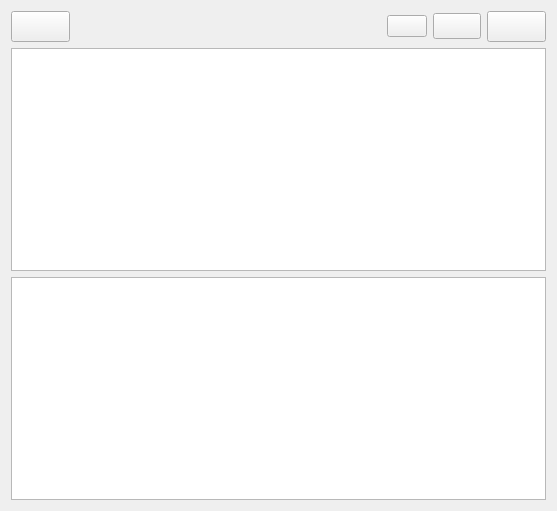
The window that Notessa/note_list_gadget/ui/note_list_gadget.ui (Eixini/Notessa) describes before a commit, drawn with Qt 5.
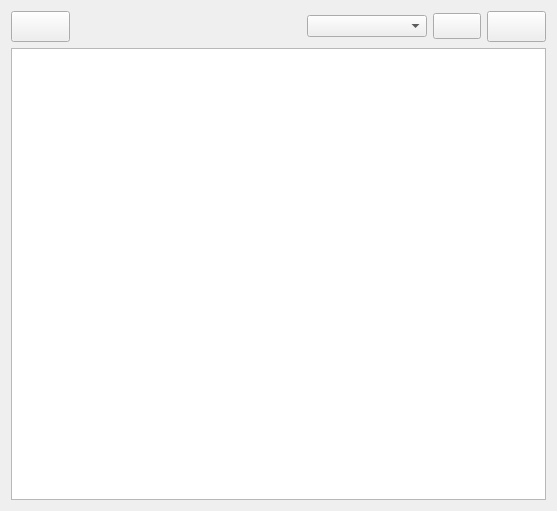
The same window after the commit. Icons and pictures are not drawn.

Diff of the .ui file:
```diff
--- a/Notessa/note_list_gadget/ui/note_list_gadget.ui
+++ b/Notessa/note_list_gadget/ui/note_list_gadget.ui
@@ -60,24 +60,9 @@
       </spacer>
      </item>
      <item>
-      <widget class="QPushButton" name="view_mode_button">
-       <property name="font">
-        <font>
-         <family>Ubuntu</family>
-        </font>
-       </property>
-       <property name="text">
-        <string/>
-       </property>
-       <property name="icon">
-        <iconset resource="../../resources/icons/button/button_icons.qrc">
-         <normaloff>:/button/table_view.png</normaloff>:/button/table_view.png</iconset>
-       </property>
-       <property name="iconSize">
-        <size>
-         <width>25</width>
-         <height>25</height>
-        </size>
+      <widget class="QComboBox" name="filter_combobox">
+       <property name="placeholderText">
+        <string>Show note types</string>
        </property>
       </widget>
      </item>
@@ -131,9 +116,6 @@
      </item>
     </layout>
    </item>
-   <item>
-    <widget class="QTreeView" name="tree_view"/>
-   </item>
    <item>
     <widget class="QTableView" name="table_view"/>
    </item>
```
